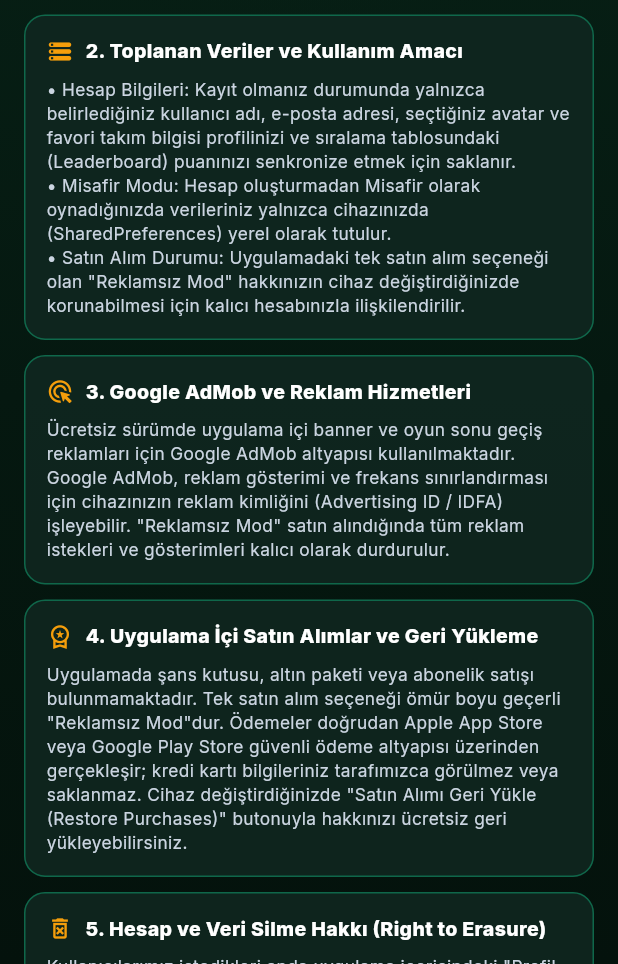
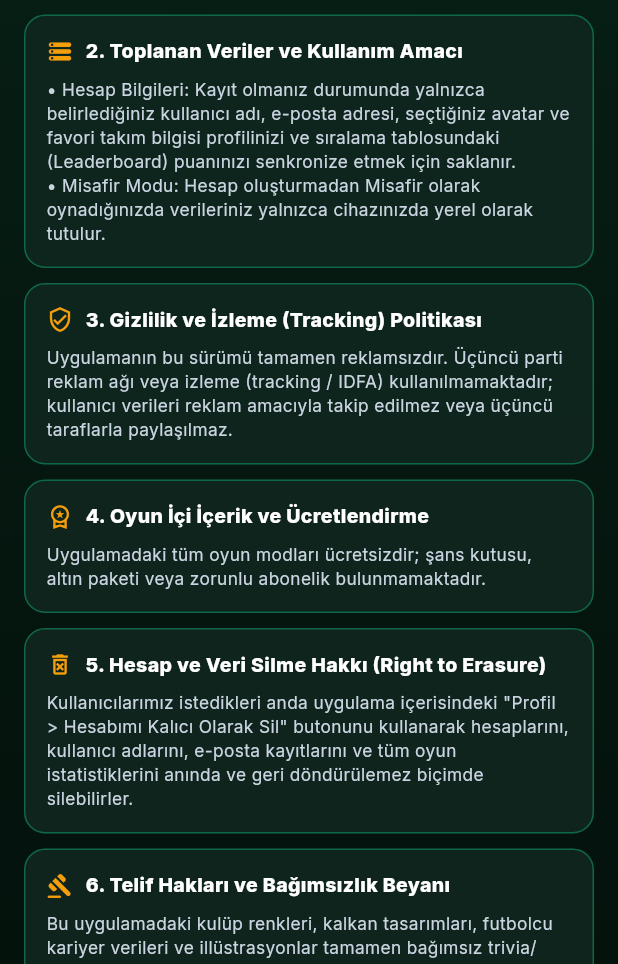
Before and after one commit to luxiq213/futbol-arena, a Flutter app: the PrivacyAndTermsScreen screen opened directly, on a phone screen of 412 x 824 dp, the part 272-1236 px from its top. Run offline on Flutter 3.47's test engine with Material 3 defaults, Android fonts, the phone set to English and light mode, and no system bars; our stand-ins replace google_fonts, in_app_purchase, shared_preferences, supabase_flutter; accounts and stored records are empty.

Commit message:
fix(app-review): sync v1.0 privacy text, add DB grants + delete_own_user RPC, bump build 3

```diff
--- a/codemagic.yaml
+++ b/codemagic.yaml
@@ -33,7 +33,7 @@ workflows:
         script: |
           flutter build ipa --release \
             --build-name=1.0.0 \
-            --build-number=2 \
+            --build-number=3 \
             --export-options-plist=/Users/builder/export_options.plist
     artifacts:
       - build/ios/ipa/*.ipa
--- a/lib/core/constants/app_strings.dart
+++ b/lib/core/constants/app_strings.dart
@@ -1,5 +1,5 @@
 class AppStrings {
-  static const String appName = 'Futbol Trivia';
+  static const String appName = 'Futbol Arena';
   static const String appTagline = 'Futbol Bilgini Sinayan Özgün Tahmin Arenasi';
 
   // Auth
--- a/lib/views/legal/privacy_and_terms_screen.dart
+++ b/lib/views/legal/privacy_and_terms_screen.dart
@@ -1,4 +1,5 @@
 import 'package:flutter/material.dart';
+import '../../core/config/app_config.dart';
 import '../../core/constants/app_colors.dart';
 import '../widgets/stadium_background.dart';
 
@@ -37,22 +38,27 @@ class PrivacyAndTermsScreen extends StatelessWidget {
                 title: '2. Toplanan Veriler ve Kullanım Amacı',
                 body:
                     '• Hesap Bilgileri: Kayıt olmanız durumunda yalnızca belirlediğiniz kullanıcı adı, e-posta adresi, seçtiğiniz avatar ve favori takım bilgisi profilinizi ve sıralama tablosundaki (Leaderboard) puanınızı senkronize etmek için saklanır.\n'
-                    '• Misafir Modu: Hesap oluşturmadan Misafir olarak oynadığınızda verileriniz yalnızca cihazınızda (SharedPreferences) yerel olarak tutulur.\n'
-                    '• Satın Alım Durumu: Uygulamadaki tek satın alım seçeneği olan "Reklamsız Mod" hakkınızın cihaz değiştirdiğinizde korunabilmesi için kalıcı hesabınızla ilişkilendirilir.',
+                    '• Misafir Modu: Hesap oluşturmadan Misafir olarak oynadığınızda verileriniz yalnızca cihazınızda yerel olarak tutulur.',
               ),
               const SizedBox(height: 10),
               _buildSectionCard(
-                icon: Icons.ads_click_rounded,
-                title: '3. Google AdMob ve Reklam Hizmetleri',
-                body:
-                    'Ücretsiz sürümde uygulama içi banner ve oyun sonu geçiş reklamları için Google AdMob altyapısı kullanılmaktadır. Google AdMob, reklam gösterimi ve frekans sınırlandırması için cihazınızın reklam kimliğini (Advertising ID / IDFA) işleyebilir. "Reklamsız Mod" satın alındığında tüm reklam istekleri ve gösterimleri kalıcı olarak durdurulur.',
+                icon: AppConfig.enableAdsAndIapInStoreBuild
+                    ? Icons.ads_click_rounded
+                    : Icons.verified_user_outlined,
+                title: AppConfig.enableAdsAndIapInStoreBuild
+                    ? '3. Google AdMob ve Reklam Hizmetleri'
+                    : '3. Gizlilik ve İzleme (Tracking) Politikası',
+                body: AppConfig.enableAdsAndIapInStoreBuild
+                    ? 'Ücretsiz sürümde uygulama içi banner ve oyun sonu geçiş reklamları için Google AdMob altyapısı kullanılmaktadır.'
+                    : 'Uygulamanın bu sürümü tamamen reklamsızdır. Üçüncü parti reklam ağı veya izleme (tracking / IDFA) kullanılmamaktadır; kullanıcı verileri reklam amacıyla takip edilmez veya üçüncü taraflarla paylaşılmaz.',
               ),
               const SizedBox(height: 10),
               _buildSectionCard(
                 icon: Icons.workspace_premium_outlined,
-                title: '4. Uygulama İçi Satın Alımlar ve Geri Yükleme',
-                body:
-                    'Uygulamada şans kutusu, altın paketi veya abonelik satışı bulunmamaktadır. Tek satın alım seçeneği ömür boyu geçerli "Reklamsız Mod"dur. Ödemeler doğrudan Apple App Store veya Google Play Store güvenli ödeme altyapısı üzerinden gerçekleşir; kredi kartı bilgileriniz tarafımızca görülmez veya saklanmaz. Cihaz değiştirdiğinizde "Satın Alımı Geri Yükle (Restore Purchases)" butonuyla hakkınızı ücretsiz geri yükleyebilirsiniz.',
+                title: '4. Oyun İçi İçerik ve Ücretlendirme',
+                body: AppConfig.enableAdsAndIapInStoreBuild
+                    ? 'Uygulamada şans kutusu veya altın paketi satışı yoktur. Ödemeler Apple App Store veya Google Play Store güvenli ödeme altyapısı üzerinden gerçekleşir.'
+                    : 'Uygulamadaki tüm oyun modları ücretsizdir; şans kutusu, altın paketi veya zorunlu abonelik bulunmamaktadır.',
               ),
               const SizedBox(height: 10),
               _buildSectionCard(
--- a/pubspec.yaml
+++ b/pubspec.yaml
@@ -16,7 +16,7 @@ publish_to: 'none' # Remove this line if you wish to publish to pub.dev
 # https://developer.apple.com/library/archive/documentation/General/Reference/InfoPlistKeyReference/Articles/CoreFoundationKeys.html
 # In Windows, build-name is used as the major, minor, and patch parts
 # of the product and file versions while build-number is used as the build suffix.
-version: 1.0.0+2
+version: 1.0.0+3
 
 environment:
   sdk: ">=3.7.0 <4.0.0"
```
Also changed, not shown: lib/core/services/supabase_service.dart (+11 -4 lines), 2 other files.
